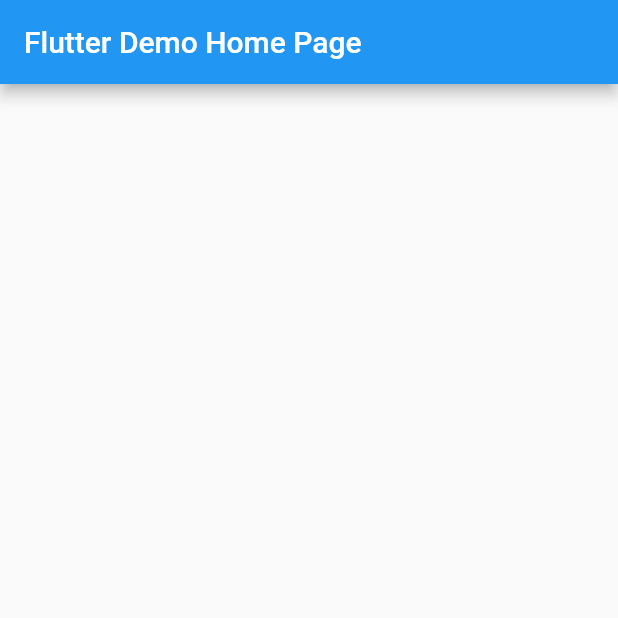
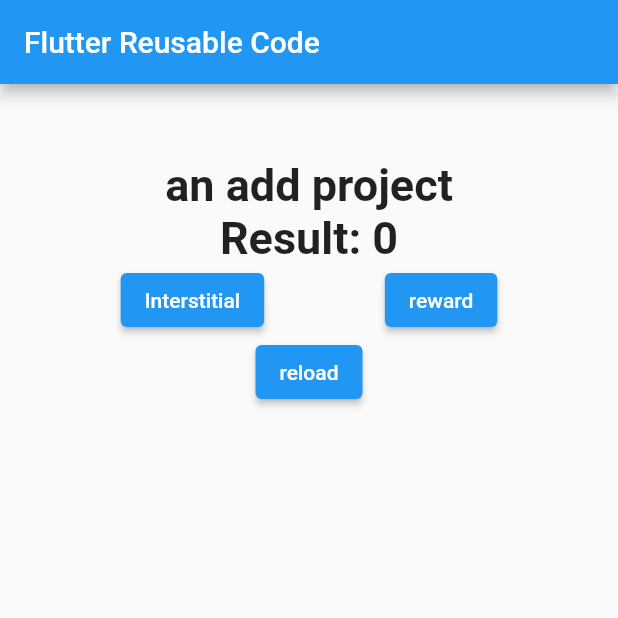
Before and after one commit to AnthonyAniobi/Date_Format_Field, a Flutter app: the screen it shows after launch, on a phone screen of 412 x 824 dp, the top half of it. Run offline on Flutter 3.47's test engine with Material 2 defaults, Android fonts, the phone set to English and light mode, and no system bars; drawn by our look-alikes of google_mobile_ads; network calls fail.

Commit message:
added interstitial and reward ads

```diff
--- a/lib/main.dart
+++ b/lib/main.dart
@@ -1,6 +1,10 @@
 import 'package:flutter/material.dart';
+import 'package:google_mobile_ads/google_mobile_ads.dart';
+import 'package:reusable_features/features/ads.dart';
 
 void main() {
+  WidgetsFlutterBinding.ensureInitialized();
+  MobileAds.instance.initialize();
   runApp(const MyApp());
 }
 
@@ -10,11 +14,11 @@ class MyApp extends StatelessWidget {
   @override
   Widget build(BuildContext context) {
     return MaterialApp(
-      title: 'Flutter Demo',
+      title: 'reusable code',
       theme: ThemeData(
         primarySwatch: Colors.blue,
       ),
-      home: const MyHomePage(title: 'Flutter Demo Home Page'),
+      home: const MyHomePage(title: 'Flutter Reusable Code'),
     );
   }
 }
@@ -29,6 +33,17 @@ class MyHomePage extends StatefulWidget {
 }
 
 class _MyHomePageState extends State<MyHomePage> {
+  int _reward = 0;
+
+  @override
+  void initState() {
+    super.initState();
+
+    bannerAd.load();
+    createInterstitialAd();
+    createRewardedAd();
+  }
+
   @override
   Widget build(BuildContext context) {
     return Scaffold(
@@ -36,7 +51,47 @@ class _MyHomePageState extends State<MyHomePage> {
         title: Text(widget.title),
       ),
       body: Center(
-        child: Column(),
+        child: Column(
+          children: [
+            showAd(),
+            const Text(
+              "an add project",
+              style: TextStyle(
+                fontSize: 30,
+                fontWeight: FontWeight.bold,
+              ),
+            ),
+            Text(
+              "Result: ${getReward()}",
+              style: const TextStyle(
+                fontSize: 30,
+                fontWeight: FontWeight.bold,
+              ),
+            ),
+            Row(
+              mainAxisAlignment: MainAxisAlignment.spaceEvenly,
+              children: [
+                ElevatedButton(
+                  onPressed: () {
+                    showInterstitialAd();
+                  },
+                  child: const Text("Interstitial"),
+                ),
+                ElevatedButton(
+                  onPressed: () {
+                    showRewardedAd();
+                  },
+                  child: const Text("reward"),
+                ),
+              ],
+            ),
+            ElevatedButton(
+                onPressed: () {
+                  setState(() {});
+                },
+                child: Text("reload"))
+          ],
+        ),
       ),
     );
   }
```
Also changed, not shown: lib/features/ads.dart (+140 -0 lines), 2 other files.
